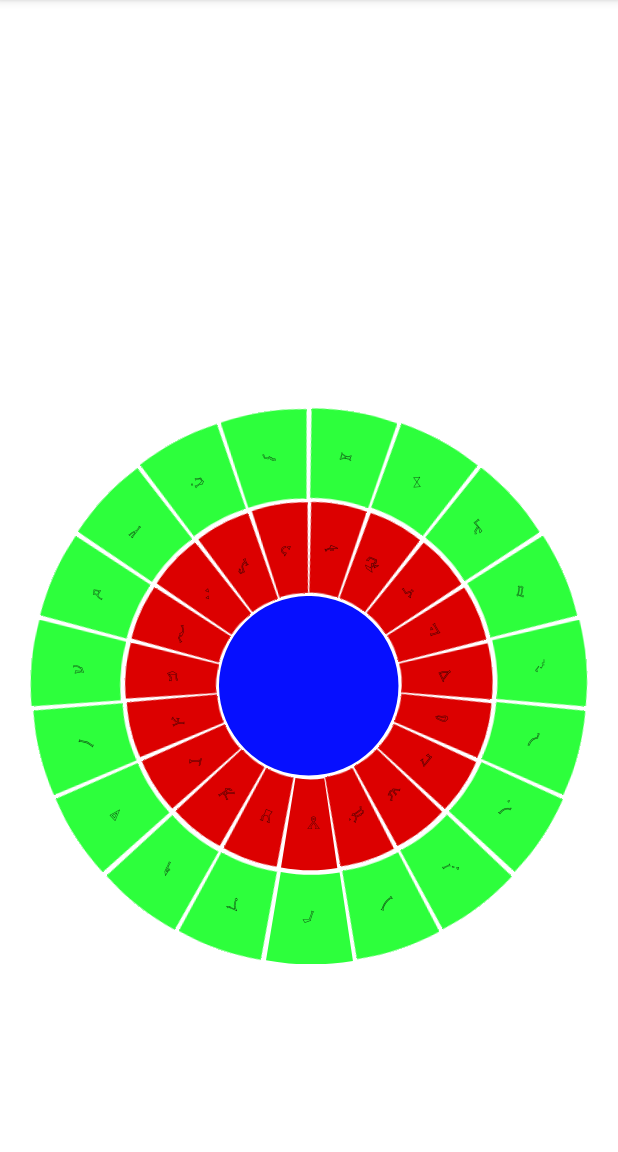
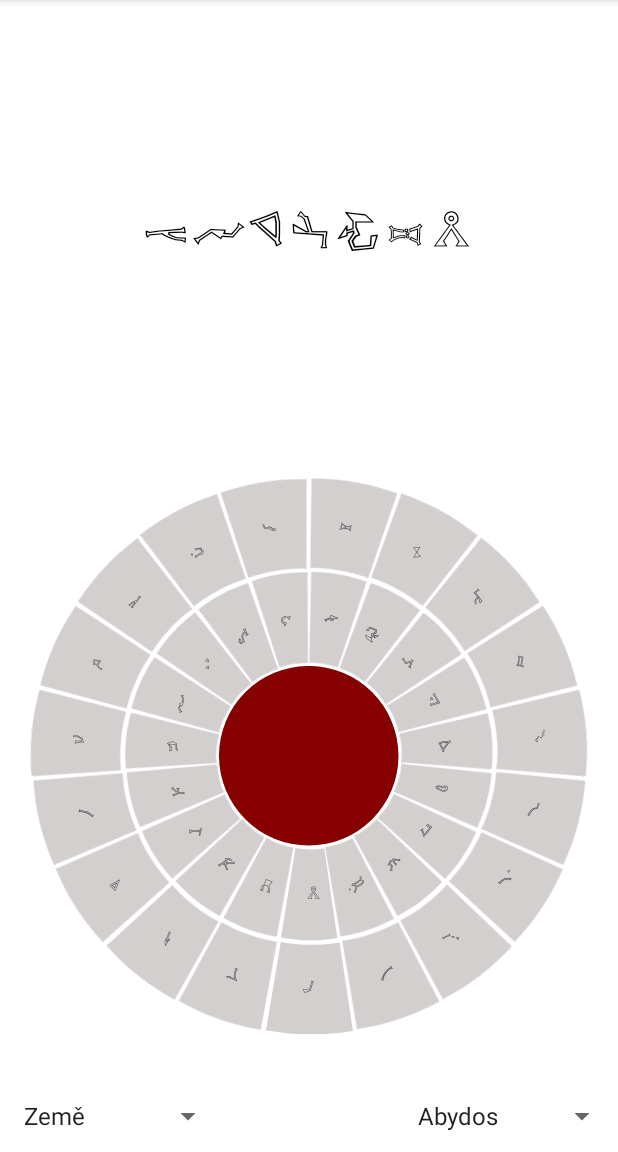
Before and after one commit to Vaek/stargate-dhd, an Android app: the screen it shows after launch (MainActivity), on a phone screen of 412 x 824 dp, the part 84-1236 px from its top. Run offline under Robolectric (Android 15) with nearby library versions, the phone set to English and light mode, and no system bars; our stand-ins replace data binding; 2 statements that could not run were skipped.

Commit message:
use now can chose transport planets and help him select dialing symbols

```diff
--- a/app/src/main/java/cz/strnad/stargate_dhd/DHDControllerView.kt
+++ b/app/src/main/java/cz/strnad/stargate_dhd/DHDControllerView.kt
@@ -4,7 +4,10 @@ import android.content.Context
 import android.media.MediaPlayer
 import android.util.AttributeSet
 import android.view.LayoutInflater
+import android.view.View
 import android.view.ViewGroup
+import android.widget.AdapterView
+import android.widget.ArrayAdapter
 import android.widget.Button
 import androidx.constraintlayout.widget.ConstraintLayout
 import androidx.core.content.res.use
@@ -18,8 +21,17 @@ class DHDControllerView @JvmOverloads constructor(
     private var _binding: ControllerLayoutBinding =
         ControllerLayoutBinding.inflate(LayoutInflater.from(context), this, true)
 
-    var isAddressValid: (String) -> Boolean = {
-        it.length >= 6
+    var selectedPlanets = EARTH to ABYDOS
+        set(value) {
+            field = value
+            _binding.addressHint.text = requiredAddress
+        }
+    private val requiredAddress
+        get() = selectedPlanets.let { (from, to) ->
+            to.address + from.homeSymbol
+        }
+    var isAddressValid: (String) -> Boolean = { address ->
+        address.startsWith(requiredAddress)
     }
 
     var dialListener: (String) -> Unit = {}
@@ -81,6 +93,44 @@ class DHDControllerView @JvmOverloads constructor(
                 children.addAll(child.children)
             }
         }
+        _binding.fromPlanet.apply {
+            adapter = ArrayAdapter(context, android.R.layout.simple_list_item_1, planets)
+            setSelection(planets.indexOf(selectedPlanets.first))
+            onItemSelectedListener = object : AdapterView.OnItemSelectedListener {
+                override fun onItemSelected(
+                    parent: AdapterView<*>?,
+                    view: View?,
+                    position: Int,
+                    id: Long
+                ) {
+                    selectedPlanets = planets[position] to selectedPlanets.second
+                }
+
+                override fun onNothingSelected(parent: AdapterView<*>?) {
+                    TODO("Not yet implemented")
+                }
+
+            }
+        }
+        _binding.toPlanet.apply {
+            adapter = ArrayAdapter(context, android.R.layout.simple_list_item_1, planets)
+            setSelection(planets.indexOf(selectedPlanets.second))
+            onItemSelectedListener = object : AdapterView.OnItemSelectedListener {
+                override fun onItemSelected(
+                    parent: AdapterView<*>?,
+                    view: View?,
+                    position: Int,
+                    id: Long
+                ) {
+                    selectedPlanets = selectedPlanets.first to planets[position]
+                }
+
+                override fun onNothingSelected(parent: AdapterView<*>?) {
+                    TODO("Not yet implemented")
+                }
+
+            }
+        }
     }
 
     private fun setupDHDButton(button: Button) {
--- a/app/src/main/java/cz/strnad/stargate_dhd/GateDHDView.kt
+++ b/app/src/main/java/cz/strnad/stargate_dhd/GateDHDView.kt
@@ -2,14 +2,15 @@ package cz.strnad.stargate_dhd
 
 import android.content.Context
 import android.util.AttributeSet
+import android.view.LayoutInflater
 import android.view.View
 import androidx.annotation.DrawableRes
 import androidx.appcompat.widget.AppCompatButton
 import androidx.constraintlayout.widget.ConstraintLayout
 import androidx.constraintlayout.widget.ConstraintSet
-import androidx.core.content.res.ResourcesCompat
 import androidx.core.content.res.use
 import androidx.core.view.ViewCompat
+import cz.strnad.stargate_dhd.databinding.ButtonLayoutBinding
 
 class GateDHDView @JvmOverloads constructor(
     context: Context, attrs: AttributeSet? = null, defStyleAttr: Int = 0
@@ -110,13 +111,9 @@ class GateDHDView @JvmOverloads constructor(
 
     private fun createButton(
         @DrawableRes backgroundResId: Int
-    ) = AppCompatButton(context).apply {
+    ) = (ButtonLayoutBinding.inflate(LayoutInflater.from(context)).root as AppCompatButton).apply {
         id = ViewCompat.generateViewId()
         textSize = this@GateDHDView.textSize
-        isAllCaps = false
-        if (!isInEditMode) {
-            typeface = ResourcesCompat.getFont(context, R.font.stargate)
-        }
         setBackgroundResource(backgroundResId)
         addView(this)
     }
--- a/app/src/main/java/cz/strnad/stargate_dhd/MainActivity.kt
+++ b/app/src/main/java/cz/strnad/stargate_dhd/MainActivity.kt
@@ -1,10 +1,10 @@
 package cz.strnad.stargate_dhd
 
 import android.os.Bundle
-import android.view.*
+import android.view.Menu
+import android.view.MenuInflater
+import android.view.MenuItem
 import androidx.appcompat.app.AppCompatActivity
-import androidx.core.view.doOnAttach
-import androidx.core.view.doOnDetach
 import androidx.databinding.DataBindingUtil
 import cz.strnad.stargate_dhd.databinding.ActivityMainBinding
 import kotlinx.coroutines.CoroutineScope
@@ -18,7 +18,6 @@ import retrofit2.converter.gson.GsonConverterFactory
 
 class MainActivity : AppCompatActivity(), CoroutineScope by MainScope() {
 
-    private lateinit var scaleGesture: ScaleGestureDetector.SimpleOnScaleGestureListener
     private lateinit var _binding: ActivityMainBinding
     private val gateService by lazy {
         Retrofit.Builder()
@@ -47,7 +46,6 @@ class MainActivity : AppCompatActivity(), CoroutineScope by MainScope() {
                 }.onFailure { it.printStackTrace() }
             }
         }
-        //scaleGesture = ScaleGesture(_binding.dhd)
     }
 
     override fun onCreateOptionsMenu(menu: Menu): Boolean {
@@ -67,20 +65,4 @@ class MainActivity : AppCompatActivity(), CoroutineScope by MainScope() {
             else -> super.onOptionsItemSelected(item)
         }
     }
-
-    fun ScaleGesture(view: View) = object : ScaleGestureDetector.SimpleOnScaleGestureListener() {
-
-        init {
-            val detector = ScaleGestureDetector(view.context, this)
-            view.doOnAttach { view.setOnTouchListener { _, event -> detector.onTouchEvent(event) } }
-            view.doOnDetach { view.setOnTouchListener(null) }
-        }
-
-        override fun onScale(detector: ScaleGestureDetector): Boolean {
-            view.scaleX *= detector.scaleFactor
-            view.scaleY *= detector.scaleFactor
-            view.invalidate()
-            return true
-        }
-    }
 }
--- /dev/null
+++ b/app/src/main/java/cz/strnad/stargate_dhd/planets.kt
@@ -0,0 +1,18 @@
+package cz.strnad.stargate_dhd
+
+val EARTH = Planet("Země", "bZEjKc", "A")
+val ABYDOS = Planet("Abydos", "aGOfLd", "")
+val CIMMERIA = Planet("Cimmeria", "KiVQFZ", "")
+val DAKARA = Planet("Dakara", "PbCHgD", "")
+val CHULAK = Planet("Chulak", "IBWOkT", "")
+val TOLLANA = Planet("Tollana", "DcHVRY", "")
+
+val planets = listOf(EARTH, ABYDOS, CIMMERIA, DAKARA, CHULAK, TOLLANA)
+
+data class Planet(
+    val name: String,
+    val address: String,
+    val homeSymbol: String
+) {
+    override fun toString(): String = name
+}
--- a/app/src/main/res/drawable/dhd_center.xml
+++ b/app/src/main/res/drawable/dhd_center.xml
@@ -5,5 +5,5 @@
     android:viewportHeight="237">
   <path
       android:pathData="M118.158,118.16m-118.161,0a118.161,118.161 0,1 1,236.322 0a118.161,118.161 0,1 1,-236.322 0"
-      android:fillColor="#060FFF"/>
+      android:fillColor="#870000" />
 </vector>
--- a/app/src/main/res/drawable/dhd_round_1.xml
+++ b/app/src/main/res/drawable/dhd_round_1.xml
@@ -5,5 +5,5 @@
     android:viewportHeight="118">
   <path
       android:pathData="M-0.002,113.52C13.548,115.91 27.288,117.11 41.038,117.11C53.418,117.11 65.788,116.14 78.018,114.21L59.978,0.35C53.718,1.34 47.388,1.84 41.038,1.84C33.998,1.84 26.958,1.22 20.018,0L-0.002,113.52Z"
-      android:fillColor="#DC0000"/>
+      android:fillColor="#D3CFCF"/>
 </vector>
--- a/app/src/main/res/drawable/dhd_round_2.xml
+++ b/app/src/main/res/drawable/dhd_round_2.xml
@@ -5,5 +5,5 @@
     android:viewportHeight="119">
   <path
       android:pathData="M0.002,112.83C20.312,116.41 40.892,118.21 61.512,118.21C80.072,118.21 98.602,116.75 116.932,113.85L99.012,0.69C86.612,2.66 74.072,3.64 61.512,3.64C47.562,3.64 33.632,2.42 19.892,0L0.002,112.83Z"
-      android:fillColor="#2DFF3C"/>
+      android:fillColor="#D3CFCF"/>
 </vector>
--- a/app/src/main/res/font/stargate.xml
+++ b/app/src/main/res/font/stargate.xml
@@ -1,7 +1,7 @@
 <?xml version="1.0" encoding="utf-8"?>
-<font-family xmlns:android="http://schemas.android.com/apk/res/android">
+<font-family xmlns:app="http://schemas.android.com/apk/res-auto">
     <font
-        android:font="@font/stargate_sg1_adress_glyphs"
-        android:fontStyle="normal"
-        android:fontWeight="400" />
+        app:font="@font/stargate_sg1_adress_glyphs"
+        app:fontStyle="normal"
+        app:fontWeight="400" />
 </font-family>
--- /dev/null
+++ b/app/src/main/res/layout/button_layout.xml
@@ -0,0 +1,11 @@
+<?xml version="1.0" encoding="utf-8"?>
+<layout xmlns:android="http://schemas.android.com/apk/res/android"
+    xmlns:tools="http://schemas.android.com/tools">
+
+    <androidx.appcompat.widget.AppCompatButton
+        android:layout_width="match_parent"
+        android:layout_height="match_parent"
+        android:fontFamily="@font/stargate"
+        android:textAllCaps="false"
+        tools:text="A" />
+</layout>
--- a/app/src/main/res/layout/controller_layout.xml
+++ b/app/src/main/res/layout/controller_layout.xml
@@ -9,17 +9,31 @@
         tools:parentTag="cz.strnad.stargate_dhd.DHDControllerView">
 
         <androidx.appcompat.widget.AppCompatTextView
-            android:id="@+id/address"
+            android:id="@+id/addressHint"
             android:layout_width="wrap_content"
             android:layout_height="wrap_content"
             android:fontFamily="@font/stargate"
             android:textColor="@color/black"
-            android:textSize="30sp"
+            style="@style/DialAddressText"
             app:layout_constraintBottom_toTopOf="@+id/layout"
             app:layout_constraintEnd_toEndOf="parent"
             app:layout_constraintStart_toStartOf="parent"
             app:layout_constraintTop_toTopOf="parent"
-            tools:text="ABCDEFGHIJKLMNOPQRSTUVWXYZabcdefghijkl" />
+            tools:text="ABCDE" />
+
+        <androidx.appcompat.widget.AppCompatTextView
+            android:id="@+id/address"
+            android:layout_width="0dp"
+            android:layout_height="wrap_content"
+            android:fontFamily="@font/stargate"
+            android:gravity="start"
+            android:textColor="@color/black"
+            style="@style/DialAddressText"
+            app:layout_constraintBottom_toTopOf="@+id/layout"
+            app:layout_constraintEnd_toEndOf="@+id/addressHint"
+            app:layout_constraintStart_toStartOf="@+id/addressHint"
+            app:layout_constraintTop_toTopOf="@+id/addressHint"
+            tools:text="ABE" />
 
         <FrameLayout
             android:id="@+id/layout"
@@ -31,5 +45,19 @@
             app:layout_constraintEnd_toEndOf="parent"
             app:layout_constraintStart_toStartOf="parent"
             app:layout_constraintTop_toBottomOf="@+id/address" />
+
+        <androidx.appcompat.widget.AppCompatSpinner
+            android:id="@+id/fromPlanet"
+            android:layout_width="wrap_content"
+            android:layout_height="wrap_content"
+            app:layout_constraintBottom_toBottomOf="parent"
+            app:layout_constraintStart_toStartOf="parent" />
+
+        <androidx.appcompat.widget.AppCompatSpinner
+            android:id="@+id/toPlanet"
+            android:layout_width="wrap_content"
+            android:layout_height="wrap_content"
+            app:layout_constraintBottom_toBottomOf="parent"
+            app:layout_constraintEnd_toEndOf="parent" />
     </merge>
 </layout>
--- a/app/src/main/res/values-sw600dp/styles.xml
+++ b/app/src/main/res/values-sw600dp/styles.xml
@@ -11,4 +11,8 @@
         <item name="outerCircleHeight">92dp</item>
         <item name="textSize">16sp</item>
     </style>
+
+    <style name="DialAddressText">
+        <item name="android:textSize">48sp</item>
+    </style>
 </resources>
--- a/app/src/main/res/values-sw720dp/styles.xml
+++ b/app/src/main/res/values-sw720dp/styles.xml
@@ -9,6 +9,10 @@
         <item name="outerCircleRadius">300dp</item>
         <item name="outerCircleWidth">114dp</item>
         <item name="outerCircleHeight">120dp</item>
-        <item name="textSize">16sp</item>
+        <item name="textSize">38sp</item>
+    </style>
+
+    <style name="DialAddressText">
+        <item name="android:textSize">48sp</item>
     </style>
 </resources>
--- a/app/src/main/res/values/styles.xml
+++ b/app/src/main/res/values/styles.xml
@@ -11,4 +11,8 @@
         <item name="outerCircleHeight">62dp</item>
         <item name="textSize">7sp</item>
     </style>
+
+    <style name="DialAddressText">
+        <item name="android:textSize">30sp</item>
+    </style>
 </resources>
```
